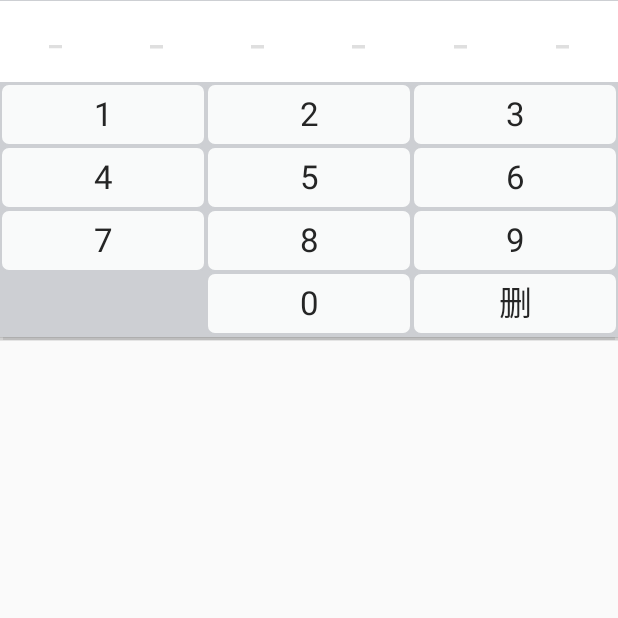
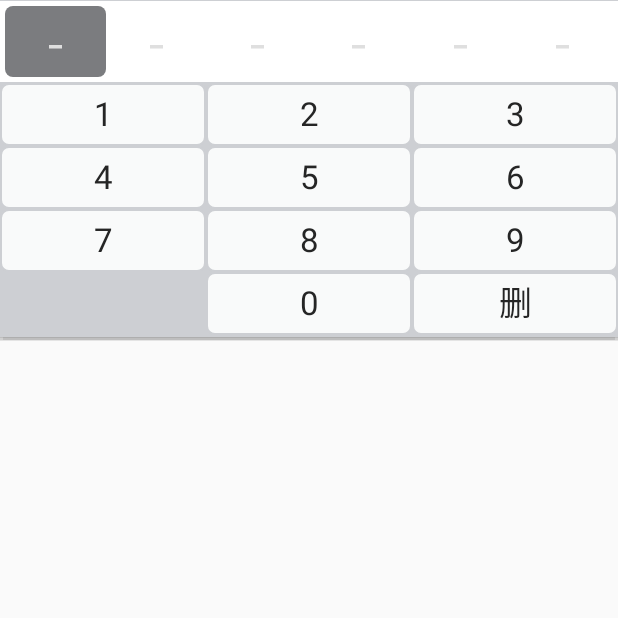
Before and after one commit to Jacco-su/NextKeyboard, an Android app: the screen it shows after launch (MainActivity), after a tap on "密码键盘", on a phone screen of 412 x 824 dp, the top half of it. Run offline under Robolectric (Android 15) with nearby library versions, the phone set to English and light mode, and no system bars.

Commit message:
Update password keyboard

```diff
--- a/keyboard/src/main/java/com/github/yoojia/keyboard/OnKeyboardActionHandler.java
+++ b/keyboard/src/main/java/com/github/yoojia/keyboard/OnKeyboardActionHandler.java
@@ -9,7 +9,7 @@ import android.inputmethodservice.KeyboardView;
  * @version version 2015-04-24
  * @since   1.0
  */
-public class OnKeyboardActionHandler implements KeyboardView.OnKeyboardActionListener{
+class OnKeyboardActionHandler implements KeyboardView.OnKeyboardActionListener{
 
     @Override
     public void onPress(int i) {
--- a/keyboard/src/main/java/com/github/yoojia/keyboard/PasswordKeyboard.java
+++ b/keyboard/src/main/java/com/github/yoojia/keyboard/PasswordKeyboard.java
@@ -21,7 +21,7 @@ public class PasswordKeyboard extends AbstractKeyboard{
 
     public PasswordKeyboard(Context context, OnCommitListener commitListener) {
         super(context, commitListener);
-        final View contentView = putContentView(R.layout.next_keyboard_number);
+        final View contentView = putContentView(R.layout.next_keyboard_password);
 
         mNumber[0] = (TextView) contentView.findViewById(R.id.keyboard_number_0);
         mNumber[1] = (TextView) contentView.findViewById(R.id.keyboard_number_1);
@@ -30,15 +30,55 @@ public class PasswordKeyboard extends AbstractKeyboard{
         mNumber[4] = (TextView) contentView.findViewById(R.id.keyboard_number_4);
         mNumber[5] = (TextView) contentView.findViewById(R.id.keyboard_number_5);
 
+        final View.OnClickListener listener = createNumberListener();
+        for (TextView m : mNumber) {
+            m.setOnClickListener(listener);
+        }
+
         mNumberKeyboard = new Keyboard(context, R.xml.keyboard_numbers);
         mKeyboardView = (KeyboardView) contentView.findViewById(R.id.keyboard_view);
         mKeyboardView.setOnKeyboardActionListener(new OnKeyboardActionHandler() {
             @Override
             public void onKey(int charCode, int[] keyCodes) {
                 mSelectedTextView.setText(Character.toString((char) charCode));
+                nextNumber();
             }
         });
         mKeyboardView.setPreviewEnabled(false);// !!! Must be false
         mKeyboardView.setKeyboard(mNumberKeyboard);
     }
+
+    @Override
+    protected void onShow() {
+        mNumber[0].performClick();
+    }
+
+    private void nextNumber(){
+        final int numberId = mSelectedTextView.getId();
+        if (numberId == R.id.keyboard_number_0) {
+            mNumber[1].performClick();
+        } else if (numberId == R.id.keyboard_number_1) {
+            mNumber[2].performClick();
+        } else if (numberId == R.id.keyboard_number_2) {
+            mNumber[3].performClick();
+        } else if (numberId == R.id.keyboard_number_3) {
+            mNumber[4].performClick();
+        } else if (numberId == R.id.keyboard_number_4) {
+            mNumber[5].performClick();
+        }
+    }
+
+    private View.OnClickListener createNumberListener() {
+        final View.OnClickListener listener = new View.OnClickListener() {
+            @Override
+            public void onClick(View view) {
+                if (mSelectedTextView != null){
+                    mSelectedTextView.setActivated(false);
+                }
+                mSelectedTextView = (TextView) view;
+                mSelectedTextView.setActivated(true);
+            }
+        };
+        return listener;
+    }
 }
--- a/keyboard/src/main/res/layout/next_keyboard_number.xml
+++ b/keyboard/src/main/res/layout/next_keyboard_password.xml
@@ -21,39 +21,32 @@
 
         <TextView
             android:id="@id/keyboard_number_0"
-            style="@style/KeyboardInputNumber"
-            android:textSize="26sp"
-            android:hint="-"
+            style="@style/KeyboardInputNumber.Password"
             />
 
         <TextView
             android:id="@id/keyboard_number_1"
-            style="@style/KeyboardInputNumber"
-            android:hint="-"
+            style="@style/KeyboardInputNumber.Password"
             />
 
         <TextView
             android:id="@id/keyboard_number_2"
-            style="@style/KeyboardInputNumber"
-            android:hint="-"
+            style="@style/KeyboardInputNumber.Password"
             />
 
         <TextView
             android:id="@id/keyboard_number_3"
-            style="@style/KeyboardInputNumber"
-            android:hint="-"
+            style="@style/KeyboardInputNumber.Password"
             />
 
         <TextView
             android:id="@id/keyboard_number_4"
-            style="@style/KeyboardInputNumber"
-            android:hint="-"
+            style="@style/KeyboardInputNumber.Password"
             />
 
         <TextView
             android:id="@id/keyboard_number_5"
-            style="@style/KeyboardInputNumber"
-            android:hint="-"
+            style="@style/KeyboardInputNumber.Password"
             />
 
     </LinearLayout>
--- a/keyboard/src/main/res/values/keyboard_style.xml
+++ b/keyboard/src/main/res/values/keyboard_style.xml
@@ -22,4 +22,9 @@
         <item name="android:gravity">center</item>
         <item name="android:background">@drawable/keyboard_bg_number</item>
     </style>
+
+    <style name="KeyboardInputNumber.Password">
+        <item name="android:inputType">textPassword</item>
+        <item name="android:hint">-</item>
+    </style>
 </resources>
```
